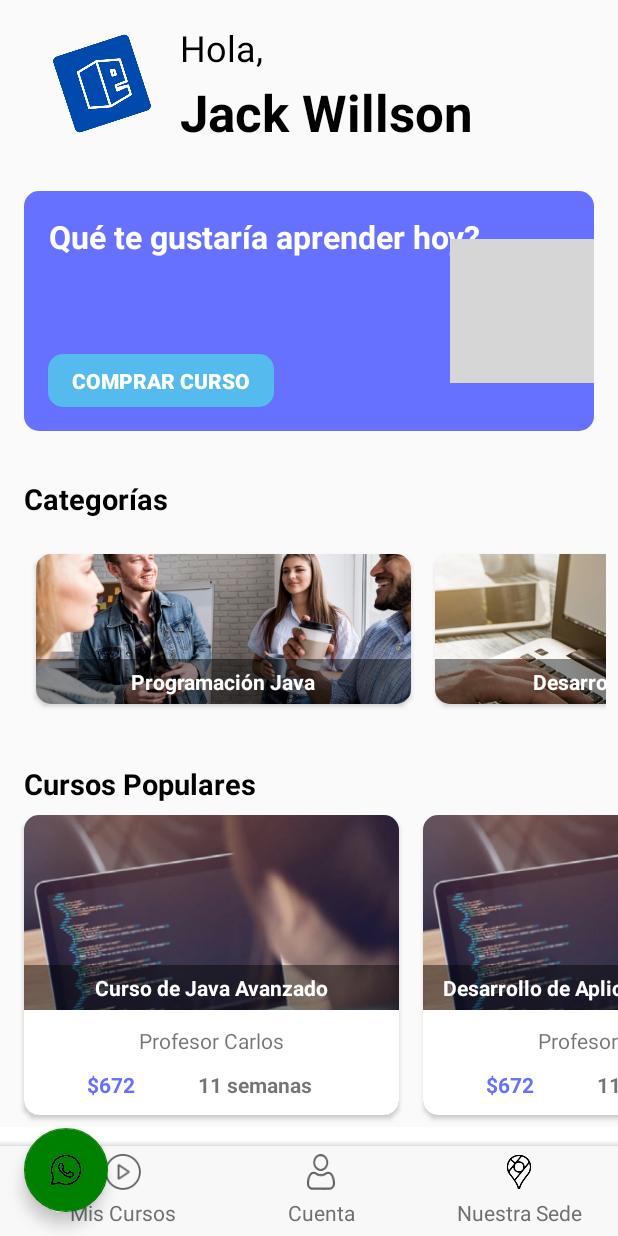
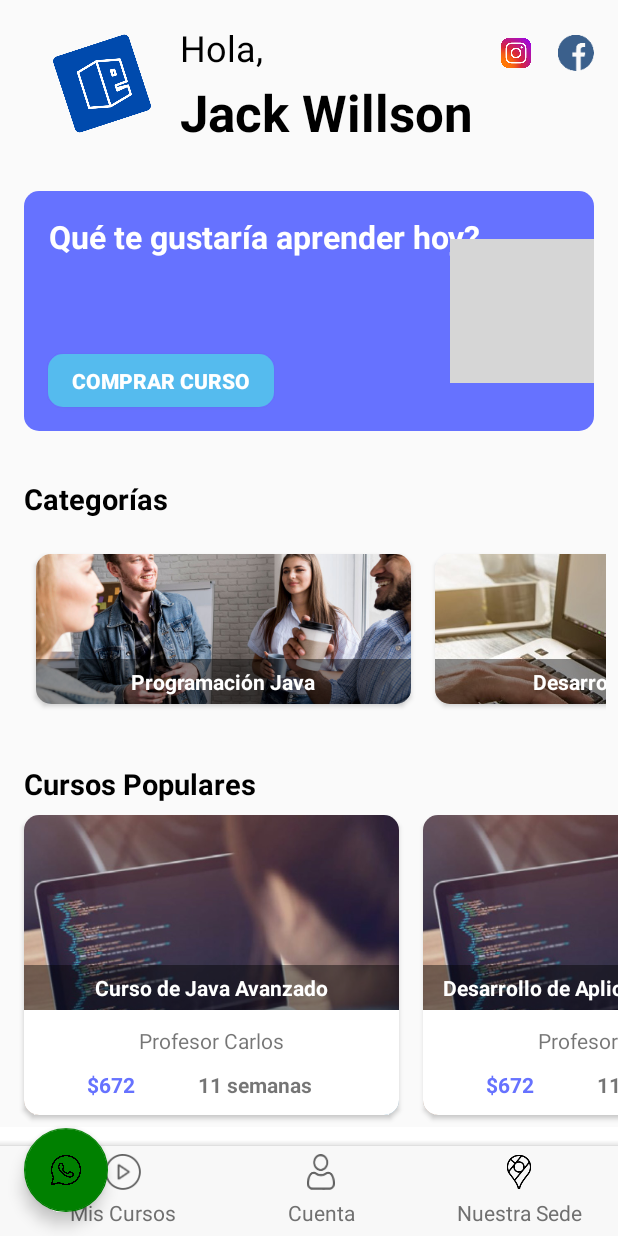
Before and after one commit to Educandoapp/Educandoapp-PracticaProfesionalizante-WEB, an Android app: the MainActivity screen opened directly, with no data from a screen before it, on a phone screen of 412 x 824 dp. Run offline under Robolectric (Android 15) with nearby library versions, the phone set to English and light mode, and no system bars; pictures from the network do not load; grey boxes are pictures that could not be loaded.

Commit message:
Se integran redes sociales

```diff
--- a/Educando-app/educandoapp/educandoapp/app/src/main/java/com/educando/myapplication/MainActivity.java
+++ b/Educando-app/educandoapp/educandoapp/app/src/main/java/com/educando/myapplication/MainActivity.java
@@ -9,6 +9,7 @@ import android.net.Uri;
 import android.os.Bundle;
 import android.view.View;
 import android.widget.Button;
+import android.widget.ImageView;
 import android.widget.LinearLayout;
 import android.widget.TextView;
 import android.widget.Toast;
@@ -32,6 +33,28 @@ public class MainActivity extends AppCompatActivity {
     protected void onCreate(Bundle savedInstanceState) {
         super.onCreate(savedInstanceState);
         setContentView(R.layout.activity_main);
+
+        // Manejar clic en icono de Instagram
+        ImageView instagramIcon = findViewById(R.id.instagram_icon);
+        instagramIcon.setOnClickListener(new View.OnClickListener() {
+            @Override
+            public void onClick(View v) {
+                String instagramUrl = "https://www.instagram.com/tu_pagina_de_instagram";
+                Intent intent = new Intent(Intent.ACTION_VIEW, Uri.parse(instagramUrl));
+                startActivity(intent);
+            }
+        });
+
+        // Manejar clic en icono de Facebook
+        ImageView facebookIcon = findViewById(R.id.facebook_icon);
+        facebookIcon.setOnClickListener(new View.OnClickListener() {
+            @Override
+            public void onClick(View v) {
+                String facebookUrl = "https://www.facebook.com/tu_pagina_de_facebook";
+                Intent intent = new Intent(Intent.ACTION_VIEW, Uri.parse(facebookUrl));
+                startActivity(intent);
+            }
+        });
 
         dbHelper = new DbHelper(this);
         dbUsuarios = new DbUsuarios(this); // Inicializa DbUsuarios
--- a/Educando-app/educandoapp/educandoapp/app/src/main/res/layout/activity_main.xml
+++ b/Educando-app/educandoapp/educandoapp/app/src/main/res/layout/activity_main.xml
@@ -62,6 +62,34 @@
                     app:layout_constraintHorizontal_bias="0.0"
                     app:layout_constraintStart_toStartOf="@+id/textView3"
                     app:layout_constraintTop_toBottomOf="@+id/textView3" />
+
+                <LinearLayout
+                    android:layout_width="wrap_content"
+                    android:layout_height="wrap_content"
+                    android:orientation="horizontal"
+                    app:layout_constraintEnd_toEndOf="parent"
+                    app:layout_constraintTop_toTopOf="parent"
+                    android:layout_marginTop="8dp"
+                    android:layout_marginEnd="16dp">
+
+
+                    <ImageView
+                        android:id="@+id/instagram_icon"
+                        android:layout_width="24dp"
+                        android:layout_height="24dp"
+                        android:layout_marginEnd="16dp"
+                        android:src="@drawable/instagram"
+                        android:contentDescription="Icono de Instagram" />
+
+                    <ImageView
+                        android:id="@+id/facebook_icon"
+                        android:layout_width="24dp"
+                        android:layout_height="24dp"
+                        android:src="@drawable/facebook"
+                        android:contentDescription="Icono de Facebook" />
+
+
+                </LinearLayout>
 
             </androidx.constraintlayout.widget.ConstraintLayout>
 
```
Also changed, not shown: Educando-app/educandoapp/educandoapp/app/src/main/res/layout/activity_login.xml (+12 -0 lines), Educando-app/educandoapp/educandoapp/app/src/main/res/drawable/facebook.png (added), Educando-app/educandoapp/educandoapp/app/src/main/res/drawable/instagram.png (added).
